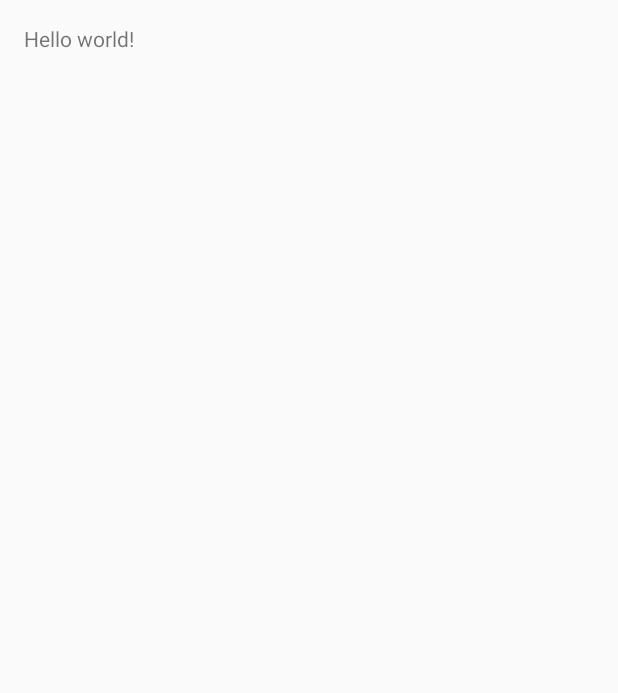
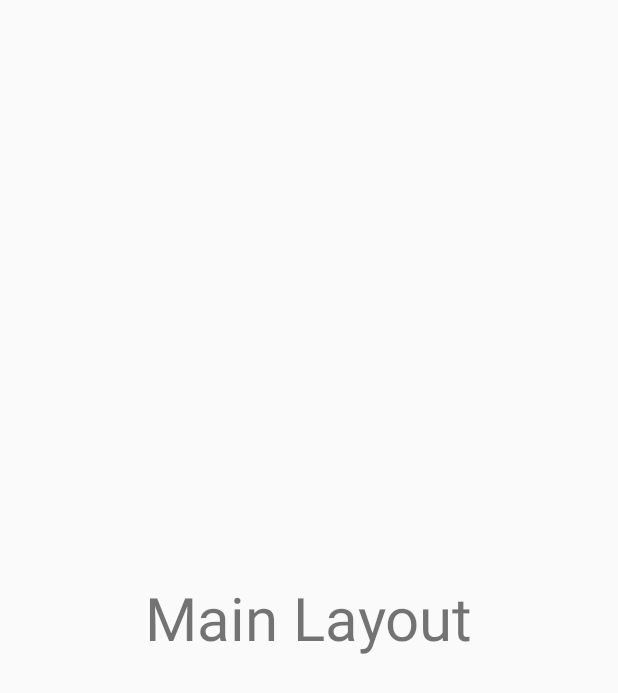
Before and after one commit to bteric01/AndroidActionBar, an Android app: the screen it shows after launch (MainActivity), on a phone screen of 412 x 824 dp. Before the commit the part shown is almost empty. Shown: the top 693 px of the screen. Run offline under Robolectric (Android 15) with nearby library versions, the phone set to English and light mode, and no system bars.

Commit message:
Updated MainActivity Java class

```diff
--- a/app/src/main/res/layout/activity_main.xml
+++ b/app/src/main/res/layout/activity_main.xml
@@ -1,11 +1,12 @@
-<RelativeLayout xmlns:android="http://schemas.android.com/apk/res/android"
-    xmlns:tools="http://schemas.android.com/tools" android:layout_width="match_parent"
-    android:layout_height="match_parent" android:paddingLeft="@dimen/activity_horizontal_margin"
-    android:paddingRight="@dimen/activity_horizontal_margin"
-    android:paddingTop="@dimen/activity_vertical_margin"
-    android:paddingBottom="@dimen/activity_vertical_margin" tools:context=".MainActivity">
+<LinearLayout xmlns:android="http://schemas.android.com/apk/res/android"
+    xmlns:tools="http://schemas.android.com/tools"
+    android:layout_width="match_parent"
+    android:layout_height="match_parent"
+    tools:context=".MainActivity">
 
-    <TextView android:text="@string/hello_world" android:layout_width="wrap_content"
-        android:layout_height="wrap_content" />
+    <FrameLayout
+        android:id="@+id/content_frame"
+        android:layout_width="match_parent"
+        android:layout_height="match_parent" />
 
-</RelativeLayout>
+</LinearLayout>
--- /dev/null
+++ b/app/src/main/res/menu/main.xml
@@ -0,0 +1,4 @@
+<?xml version="1.0" encoding="utf-8"?>
+<menu xmlns:android="http://schemas.android.com/apk/res/android">
+
+</menu>
```
Also changed, not shown: app/src/main/java/app/androidactionbar/amal/com/androidactionbar/MainActivity.java (+55 -10 lines).
